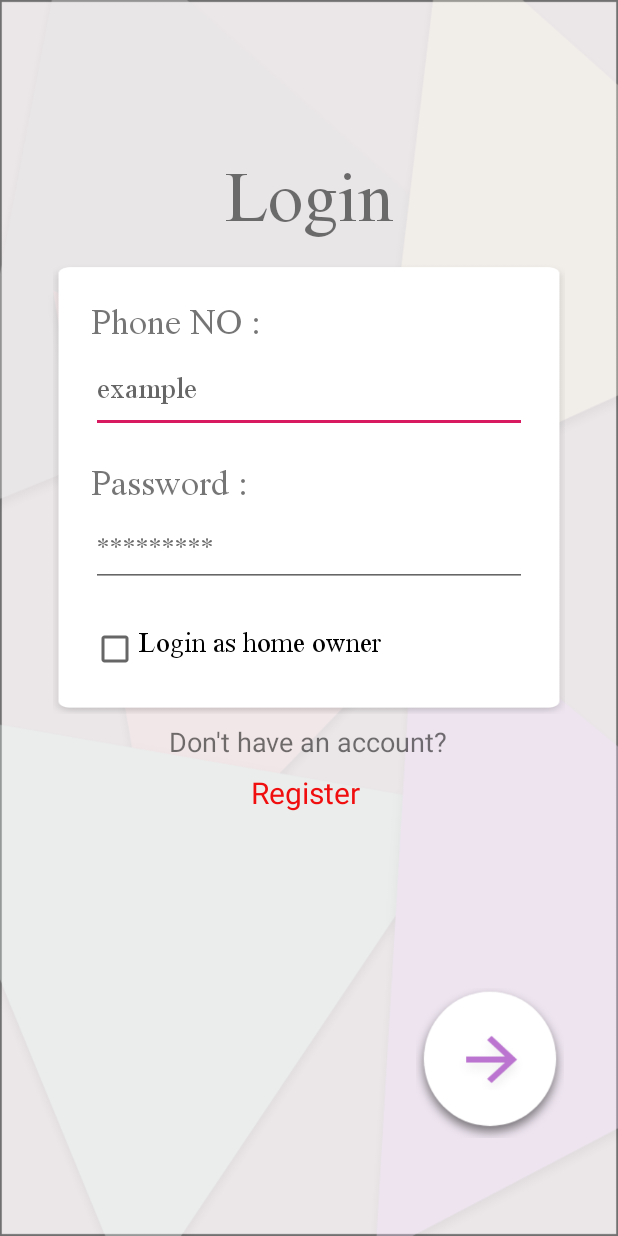
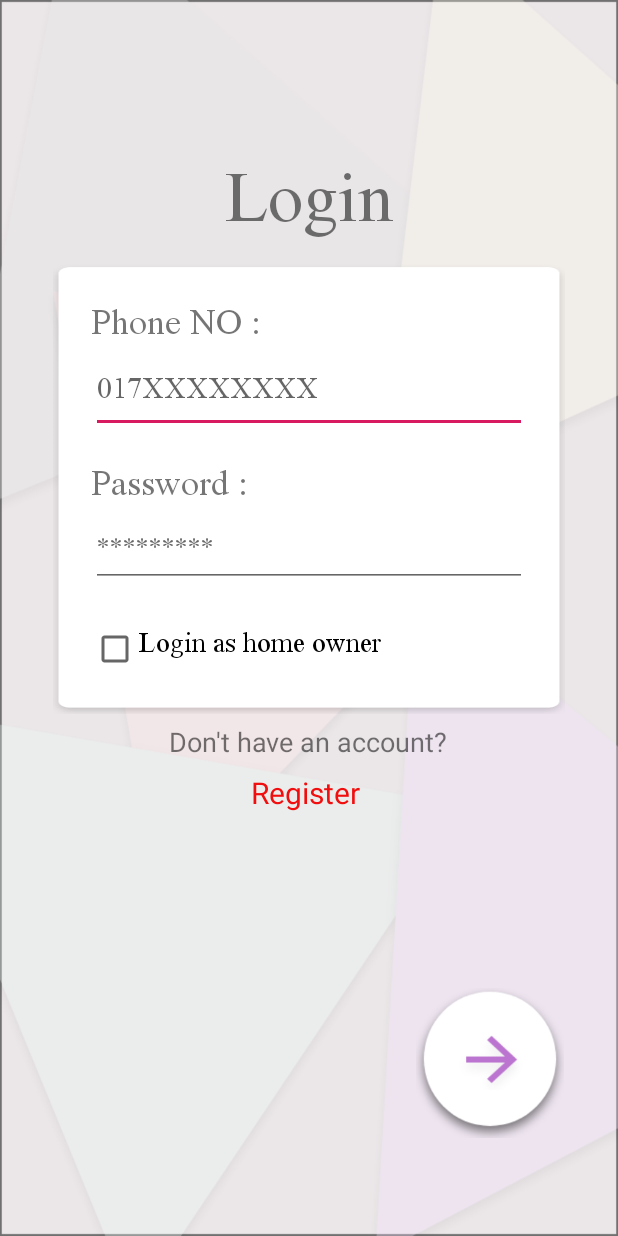
Before and after one commit to Adnan-saky/BashaBari, an Android app: the _3Login screen opened directly, with no data from a screen before it, on a phone screen of 412 x 824 dp. Run offline under Robolectric (Android 15) with nearby library versions, the light colour scheme and no system bars; our stand-ins replace Firebase (no records; nobody signed in at launch, a user with empty details on screens opened directly).

Commit message:
_3login.xml example --> 017XXXXX

```diff
--- a/app/src/main/res/layout/activity__03_login.xml
+++ b/app/src/main/res/layout/activity__03_login.xml
@@ -81,7 +81,7 @@
                 android:textSize="30sp"
                 android:numeric="integer"
                 android:fontFamily="@font/microsoft_himalaya"
-                android:hint="example"
+                android:hint="017XXXXXXXX"
                 />
 
             <TextView
```
